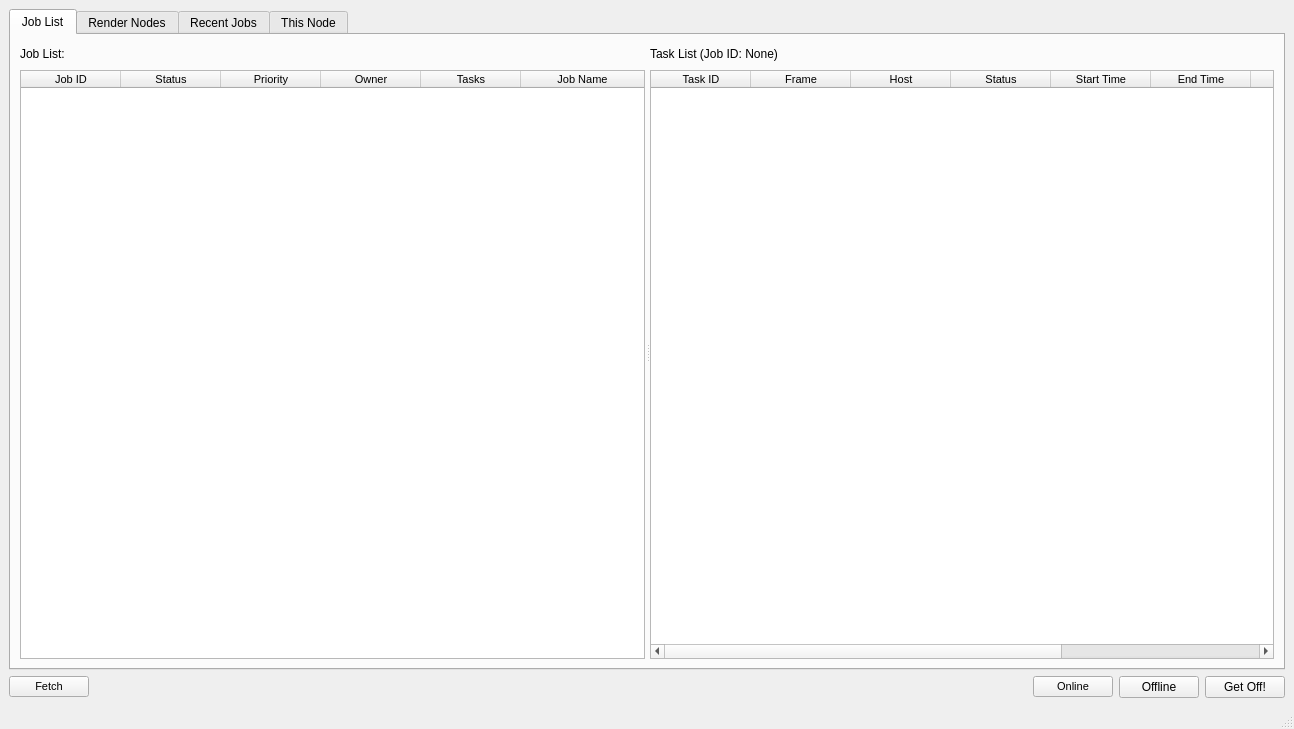
Qt form ui/UI_FarmView.ui (david2777/DPS_Hydra) before a commit.
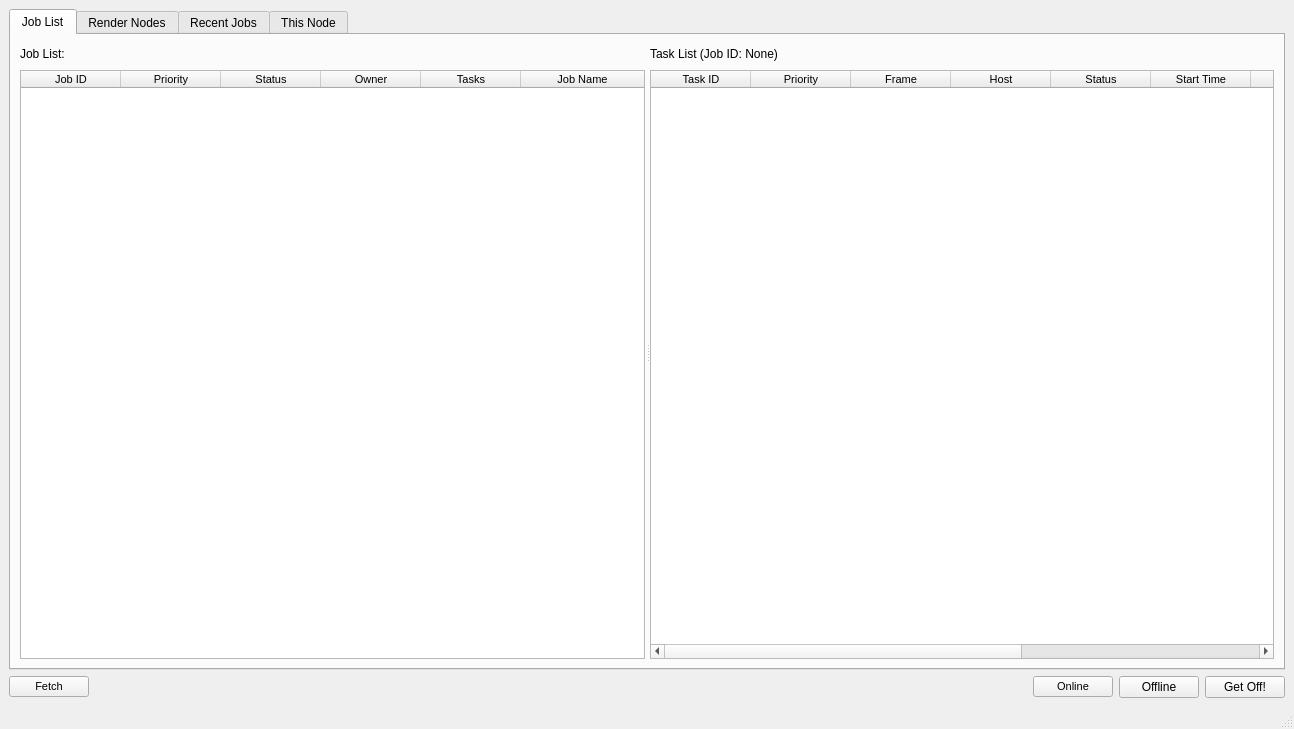
The same form after that commit.

```diff
--- a/ui/UI_FarmView.ui
+++ b/ui/UI_FarmView.ui
@@ -190,16 +190,16 @@
                 <string>Job ID</string>
                </property>
               </column>
+              <column>
+               <property name="text">
+                <string>Priority</string>
+               </property>
+              </column>
               <column>
                <property name="text">
                 <string>Status</string>
                </property>
               </column>
-              <column>
-               <property name="text">
-                <string>Priority</string>
-               </property>
-              </column>
               <column>
                <property name="text">
                 <string>Owner</string>
@@ -305,6 +305,11 @@
                 <string>Task ID</string>
                </property>
               </column>
+              <column>
+               <property name="text">
+                <string>Priority</string>
+               </property>
+              </column>
               <column>
                <property name="text">
                 <string>Frame</string>
```
